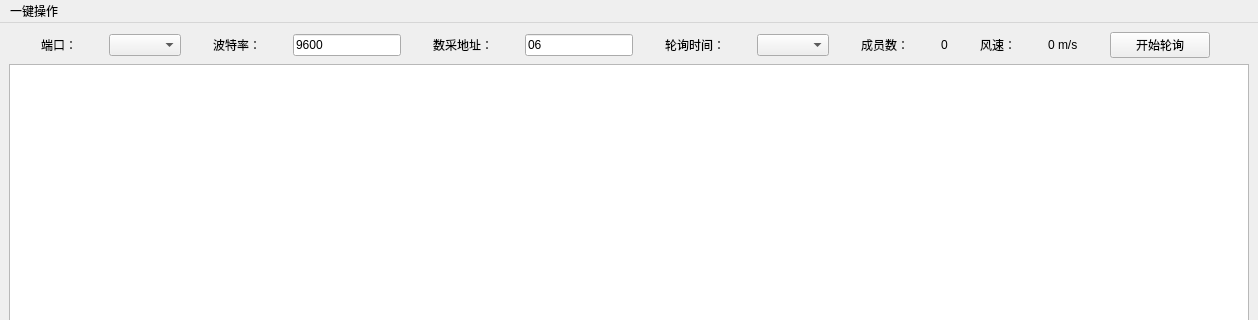
The window that QtDesigner/main_window.ui (jelly-lemon/contrl_sys_ui) describes before a commit, drawn with Qt 5; both pictures show x 0 to 1258 and y 0 to 320 of the 1258 by 599 pixel window.
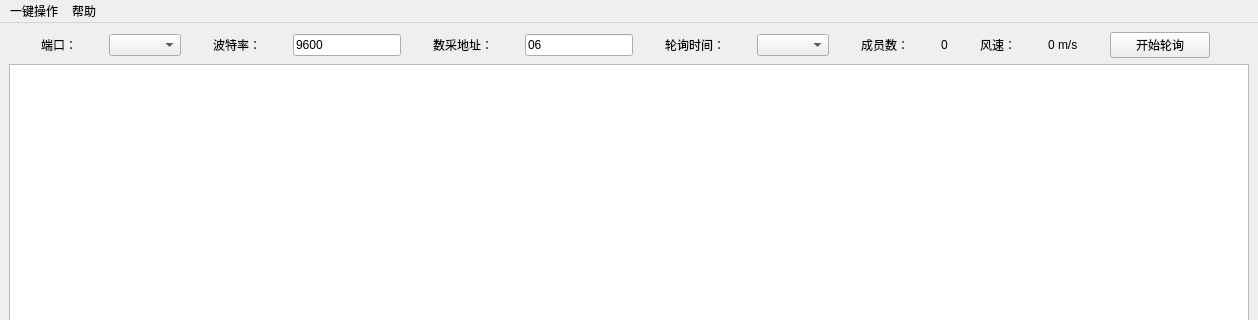
The same window after the commit.

```diff
--- a/QtDesigner/main_window.ui
+++ b/QtDesigner/main_window.ui
@@ -280,7 +280,14 @@
     <addaction name="separator"/>
     <addaction name="clean_board"/>
    </widget>
+   <widget class="QMenu" name="menu_help">
+    <property name="title">
+     <string>帮助</string>
+    </property>
+    <addaction name="about"/>
+   </widget>
    <addaction name="menu"/>
+   <addaction name="menu_help"/>
   </widget>
   <action name="restart">
    <property name="text">
```
Left out of the diff: 12 changed lines with no effect on the pictures.
